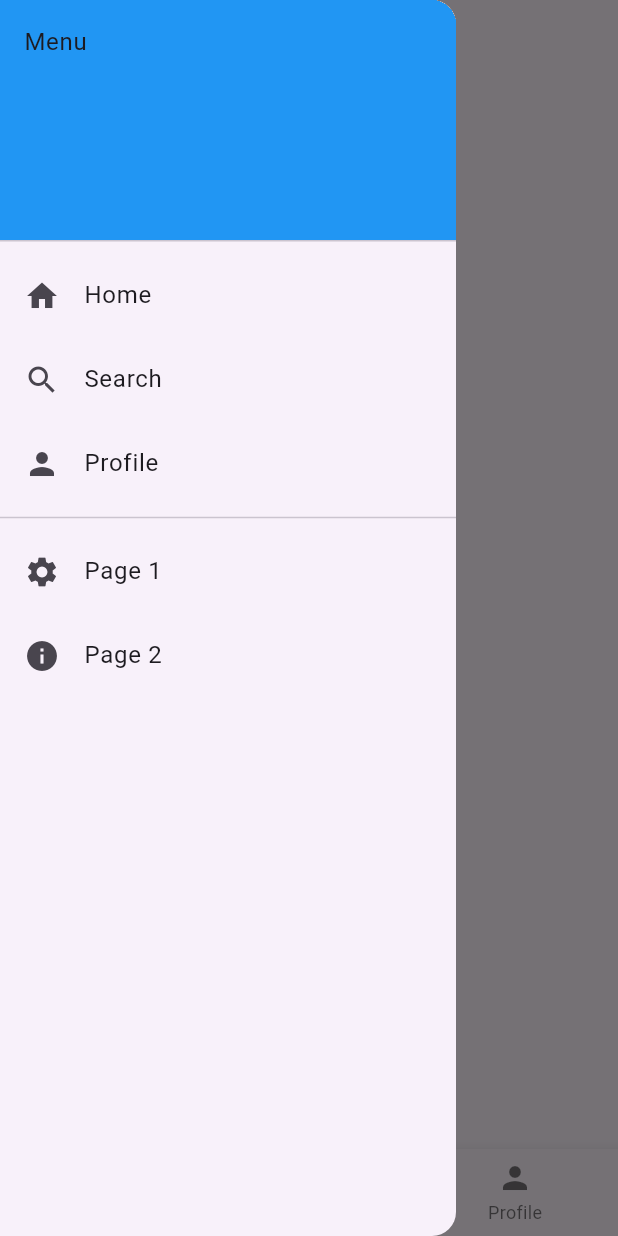
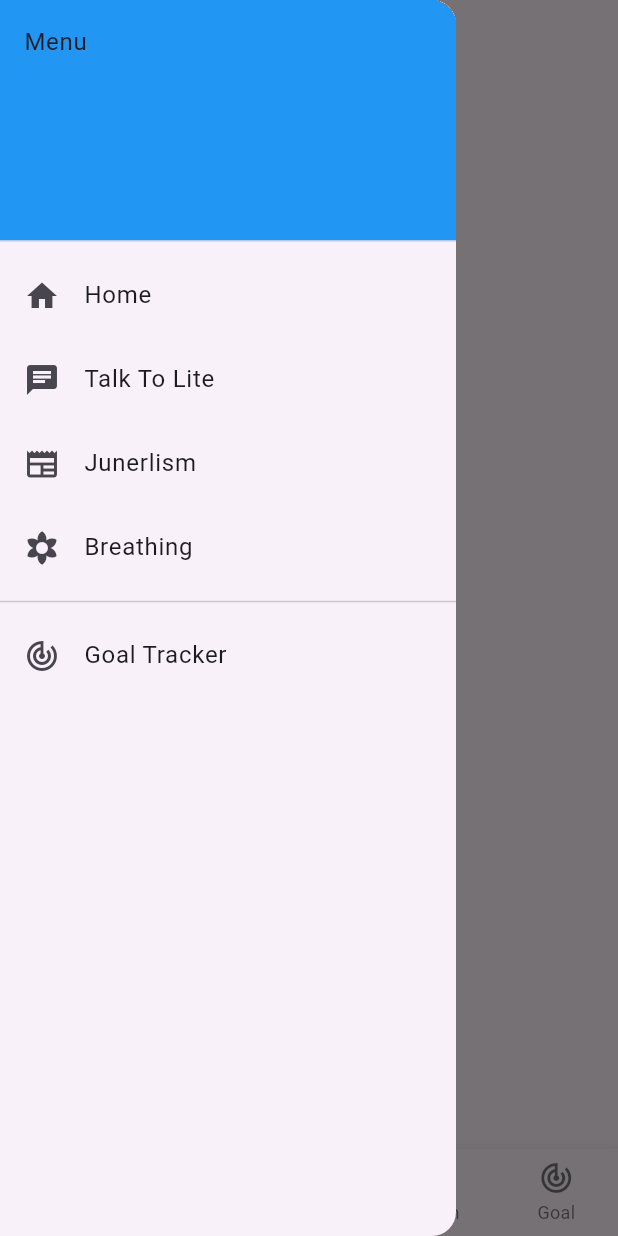
Before and after one commit to ramanshakyars/ray_of_light, a Flutter app: the MainScreen screen opened directly with empty values, with the side drawer open, on a phone screen of 412 x 824 dp. Run offline on Flutter 3.47's test engine with Material 3 defaults, Android fonts, the phone set to English and light mode, and no system bars; our stand-ins replace go_router.

Commit message:
fix side navbar

```diff
--- a/lib/core/config/config-routes.dart
+++ b/lib/core/config/config-routes.dart
@@ -14,6 +14,7 @@ import 'package:rayoflite/core/config/routenames.dart';
 final router = GoRouter(
   initialLocation: RouteNames.landing,
   routes: [
+    // Initial routes
     GoRoute(
       path: RouteNames.landing,
       builder: (context, state) => const Login(),
@@ -41,30 +42,24 @@ final router = GoRouter(
       routes: [
         // Bottom tab routes
         GoRoute(
-          path: '${RouteNames.mainApp}/:tab(home|search|profile)',
-          builder: (context, state) {
-            final tab = state.pathParameters['tab']!;
-            switch (tab) {
-              case 'home':
-                return const TalkToLiteScreen();
-              case 'search':
-                return const BreathingScreen();
-              case 'profile':
-                return const JunerlismScreen();
-              default:
-                return const GoalTrackerExcerises();
-            }
-          },
-        ),
-
-        // Other pages that can be accessed from drawer/side menu
-        GoRoute(
-          path: '${RouteNames.mainApp}/${RouteNames.page1}',
-          builder: (context, state) => const GoalTrackerExcerises(),
+          path: '${RouteNames.mainApp}/${RouteNames.home}',
+          builder: (context, state) => const TalkToLiteScreen(),
         ),
         GoRoute(
-          path: '${RouteNames.mainApp}/${RouteNames.page2}',
+          path: '${RouteNames.mainApp}/${RouteNames.talkToLight}',
+          builder: (context, state) => const TalkToLiteScreen(),
+        ),
+        GoRoute(
+          path: '${RouteNames.mainApp}/${RouteNames.junerlism}',
           builder: (context, state) => const JunerlismScreen(),
+        ),
+        GoRoute(
+          path: '${RouteNames.mainApp}/${RouteNames.breathingExercise}',
+          builder: (context, state) => const BreathingScreen(),
+        ),
+        GoRoute(
+          path: '${RouteNames.mainApp}/${RouteNames.goalTracker}',
+          builder: (context, state) => const GoalTrackerExcerises(),
         ),
       ],
     ),
--- a/lib/core/config/main-layout.dart
+++ b/lib/core/config/main-layout.dart
@@ -20,13 +20,20 @@ class _MainScreenState extends State<MainScreen> {
     return Scaffold(
       key: _scaffoldKey,
       appBar: AppBar(
-        title: const Text('My App'),
+        title: const Text('Ray of Light'),
         leading: IconButton(
           icon: const Icon(Icons.menu),
           onPressed: () => _scaffoldKey.currentState?.openDrawer(),
         ),
       ),
-      drawer: Drawer(
+      drawer: _buildDrawer(context),
+      body: widget.child,
+      bottomNavigationBar: _buildBottomNavigationBar(),
+    );
+  }
+
+  Drawer _buildDrawer(BuildContext context) {
+    return Drawer(
       child: ListView(
         children: [
           const DrawerHeader(
@@ -36,75 +43,81 @@ class _MainScreenState extends State<MainScreen> {
           ListTile(
             leading: const Icon(Icons.home),
             title: const Text('Home'),
-              onTap: () {
-                context.go('/${RouteNames.mainApp}/home');
-                setState(() => _currentIndex = 0);
-                Navigator.pop(context);
-              },
+            onTap: () => _navigateToTab(context, 0),
           ),
           ListTile(
-              leading: const Icon(Icons.search),
-              title: const Text('Search'),
-              onTap: () {
-                context.go('/${RouteNames.mainApp}/search');
-                setState(() => _currentIndex = 1);
-                Navigator.pop(context);
-              },
+            leading: const Icon(Icons.chat),
+            title: const Text('Talk To Lite'),
+            onTap: () => _navigateToTab(context, 1),
           ),
           ListTile(
-              leading: const Icon(Icons.person),
-              title: const Text('Profile'),
-              onTap: () {
-                context.go('/${RouteNames.mainApp}/profile');
-                setState(() => _currentIndex = 2);
-                Navigator.pop(context);
-              },
+            leading: const Icon(Icons.newspaper),
+            title: const Text('Junerlism'),
+            onTap: () => _navigateToTab(context, 2),
+          ),
+          ListTile(
+            leading: const Icon(Icons.filter_vintage),
+            title: const Text('Breathing'),
+            onTap: () => _navigateToTab(context, 3),
           ),
           const Divider(),
           ListTile(
-              leading: const Icon(Icons.settings),
-              title: const Text('Page 1'),
+            leading: const Icon(Icons.track_changes),
+            title: const Text('Goal Tracker'),
             onTap: () {
-                context.go('/${RouteNames.mainApp}/${RouteNames.page1}');
-                Navigator.pop(context);
-              },
-            ),
-            ListTile(
-              leading: const Icon(Icons.info),
-              title: const Text('Page 2'),
-              onTap: () {
-                context.go('/${RouteNames.mainApp}/${RouteNames.page2}');
+              context.go('${RouteNames.mainApp}/${RouteNames.goalTracker}');
               Navigator.pop(context);
             },
           ),
         ],
       ),
+    );
+  }
+
+  BottomNavigationBar _buildBottomNavigationBar() {
+    return BottomNavigationBar(
+      currentIndex: _currentIndex,
+      onTap: (index) => _navigateToTab(context, index),
+      type: BottomNavigationBarType.fixed, // For more than 3 items
+      items: const [
+        BottomNavigationBarItem(icon: Icon(Icons.home), label: 'Home'),
+        BottomNavigationBarItem(icon: Icon(Icons.chat), label: 'Talk'),
+        BottomNavigationBarItem(
+          icon: Icon(Icons.newspaper),
+          label: 'Junerlism',
         ),
-      body: widget.child,
-      bottomNavigationBar: BottomNavigationBar(
-        currentIndex: _currentIndex,
-        onTap: (index) {
-          setState(() {
-            _currentIndex = index;
-          });
+        BottomNavigationBarItem(
+          icon: Icon(Icons.filter_vintage),
+          label: 'Breath',
+        ),
+        BottomNavigationBarItem(icon: Icon(Icons.track_changes), label: 'Goal'),
+      ],
+    );
+  }
+
+  void _navigateToTab(BuildContext context, int index) {
+    setState(() => _currentIndex = index);
+
     switch (index) {
       case 0:
-              context.go('${RouteNames.mainApp}/home');
+        context.go('${RouteNames.mainApp}/${RouteNames.home}');
         break;
       case 1:
-              context.go('${RouteNames.mainApp}/search');
+        context.go('${RouteNames.mainApp}/${RouteNames.talkToLight}');
         break;
       case 2:
-              context.go('${RouteNames.mainApp}/profile');
+        context.go('${RouteNames.mainApp}/${RouteNames.junerlism}');
+        break;
+      case 3:
+        context.go('${RouteNames.mainApp}/${RouteNames.breathingExercise}');
+        break;
+      case 4:
+        context.go('${RouteNames.mainApp}/${RouteNames.goalTracker}');
         break;
     }
-        },
-        items: const [
-          BottomNavigationBarItem(icon: Icon(Icons.home), label: 'Home'),
-          BottomNavigationBarItem(icon: Icon(Icons.search), label: 'Search'),
-          BottomNavigationBarItem(icon: Icon(Icons.person), label: 'Profile'),
-        ],
-      ),
-    );
+
+    if (Scaffold.of(context).isDrawerOpen) {
+      Navigator.pop(context);
     }
   }
+}
--- a/lib/core/config/routenames.dart
+++ b/lib/core/config/routenames.dart
@@ -11,8 +11,8 @@ class RouteNames {
 
   // Nested routes under main app
   static const home = 'home';
-  static const search = 'search';
-  static const profile = 'profile';
-  static const page1 = 'page1';
-  static const page2 = 'page2';
+  static const talkToLight = 'talk-to-light';
+  static const junerlism = 'junerlism';
+  static const breathingExercise = 'breathing-exercises';
+  static const goalTracker = 'goal-tracker';
 }
```
Lines whose indentation alone changed are shown as unchanged.
